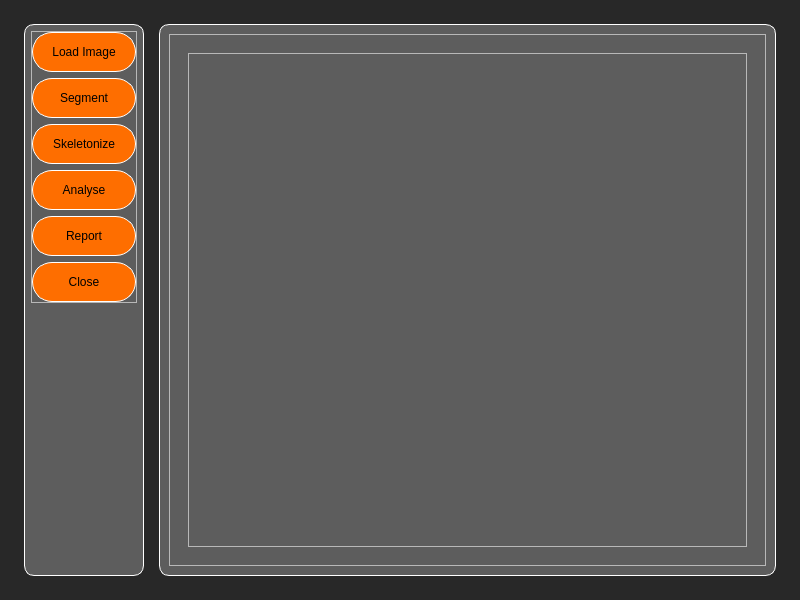
This is Windows/MainWindow_UI.ui in sametkaya/VesselAnaliysisProgram as Qt 5 draws it before an edit. The edited form follows.
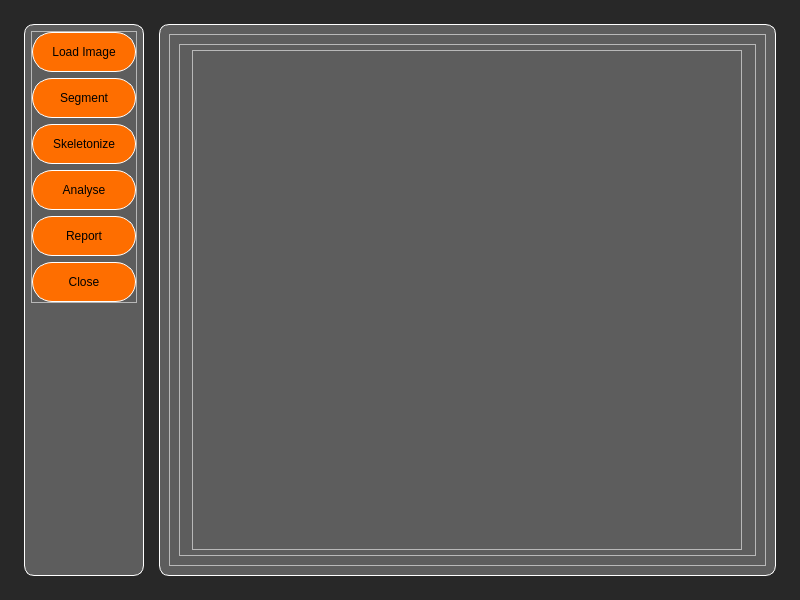
This is the edited form. The open tabs and pages were chosen to show the change.

```diff
--- a/Windows/MainWindow_UI.ui
+++ b/Windows/MainWindow_UI.ui
@@ -245,16 +245,71 @@
                    </layout>
                   </widget>
                   <widget class="QWidget" name="page_image_processing">
-                   <layout class="QVBoxLayout" name="verticalLayout_3">
+                   <layout class="QVBoxLayout" name="lyt_image_processing">
+                    <property name="leftMargin">
+                     <number>0</number>
+                    </property>
+                    <property name="topMargin">
+                     <number>0</number>
+                    </property>
+                    <property name="rightMargin">
+                     <number>0</number>
+                    </property>
+                    <property name="bottomMargin">
+                     <number>0</number>
+                    </property>
                     <item>
-                     <widget class="QFrame" name="frm_image">
+                     <widget class="QFrame" name="frm_image_processing_content">
                       <property name="frameShape">
                        <enum>QFrame::StyledPanel</enum>
                       </property>
                       <property name="frameShadow">
                        <enum>QFrame::Raised</enum>
                       </property>
-                      <layout class="QVBoxLayout" name="lyt_image"/>
+                      <layout class="QVBoxLayout" name="lyt_image_processing_content">
+                       <property name="leftMargin">
+                        <number>0</number>
+                       </property>
+                       <property name="topMargin">
+                        <number>0</number>
+                       </property>
+                       <property name="rightMargin">
+                        <number>0</number>
+                       </property>
+                       <property name="bottomMargin">
+                        <number>0</number>
+                       </property>
+                       <item alignment="Qt::AlignHCenter|Qt::AlignVCenter">
+                        <widget class="QFrame" name="frm_image">
+                         <property name="minimumSize">
+                          <size>
+                           <width>550</width>
+                           <height>500</height>
+                          </size>
+                         </property>
+                         <property name="frameShape">
+                          <enum>QFrame::StyledPanel</enum>
+                         </property>
+                         <property name="frameShadow">
+                          <enum>QFrame::Raised</enum>
+                         </property>
+                         <layout class="QVBoxLayout" name="lyt_image">
+                          <property name="leftMargin">
+                           <number>0</number>
+                          </property>
+                          <property name="topMargin">
+                           <number>0</number>
+                          </property>
+                          <property name="rightMargin">
+                           <number>0</number>
+                          </property>
+                          <property name="bottomMargin">
+                           <number>0</number>
+                          </property>
+                         </layout>
+                        </widget>
+                       </item>
+                      </layout>
                      </widget>
                     </item>
                    </layout>
```
